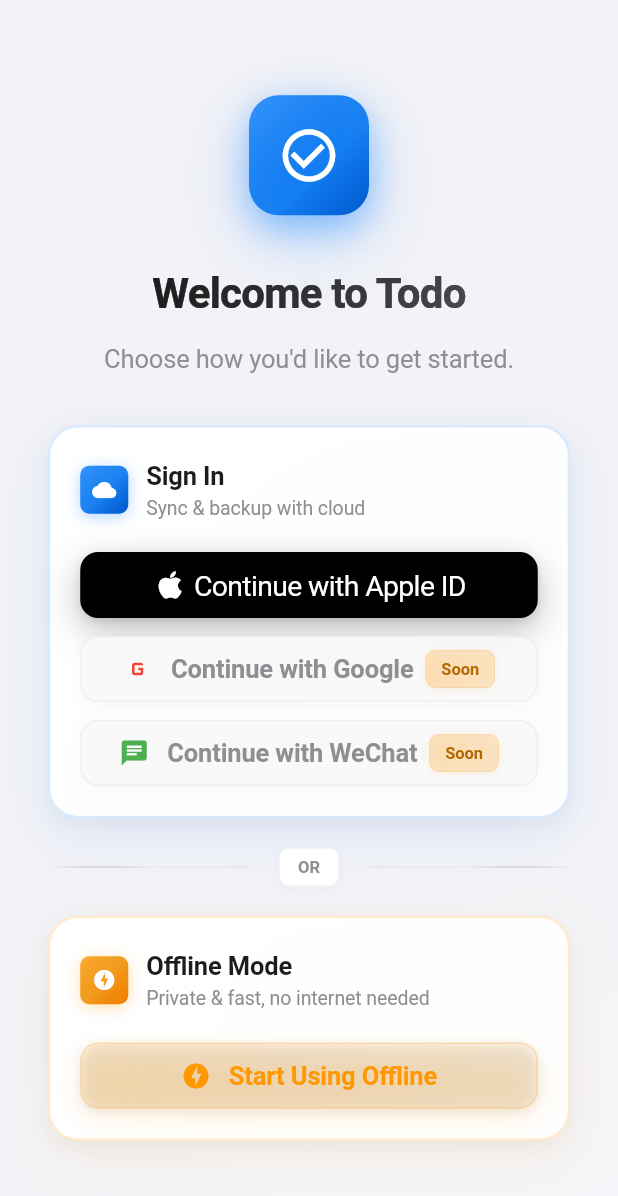
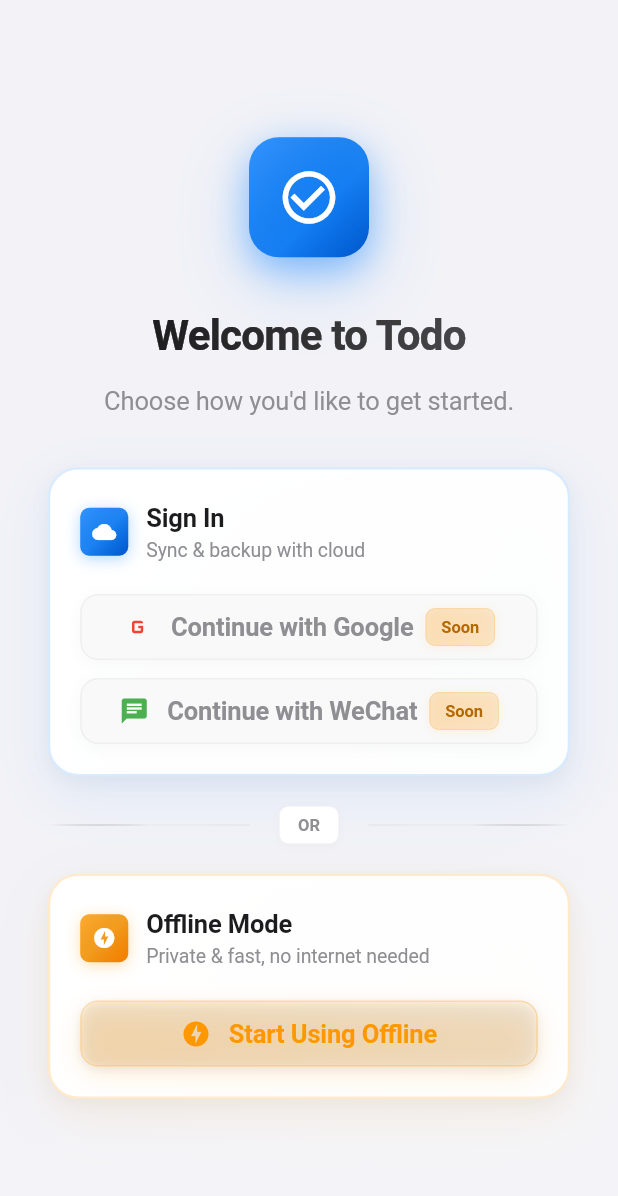
Before and after one commit to JaysonAlbert/todo, a Flutter app: the screen it shows after launch, on a phone screen of 412 x 824 dp. Shown: the top 1196 px of the screen. Run offline on Flutter 3.47's test engine with Material 3 defaults, Android fonts, the phone set to English and light mode, and no system bars; drawn by our look-alikes of sign_in_with_apple; our stand-ins replace connectivity_plus, dio, flutter_secure_storage, shared_preferences, web.

Commit message:
hide apple login on windows platform

```diff
--- a/frontend/lib/screens/login_screen.dart
+++ b/frontend/lib/screens/login_screen.dart
@@ -275,11 +275,27 @@ class _LoginScreenState extends State<LoginScreen> {
             // Login Buttons
             Column(
               children: [
-                // Apple Sign-In Button
-                _buildAppleSignInButton(context, authProvider),
+                // Apple Sign-In Button - only show on supported platforms
+                Consumer<AuthProvider>(
+                  builder: (context, authProvider, child) {
+                    // Check if Apple Sign-In is supported on this platform
+                    final isAppleSignInSupported =
+                        authProvider.authService.isAppleSignInSupported;
+
+                    if (!isAppleSignInSupported) {
+                      return const SizedBox.shrink(); // Hide on unsupported platforms
+                    }
+
+                    return Column(
+                      children: [
+                        _buildAppleSignInButton(context, authProvider),
+                        const SizedBox(height: AppSizes.paddingS),
+                      ],
+                    );
+                  },
+                ),
 
                 // Future login methods placeholder
-                const SizedBox(height: AppSizes.paddingS),
                 _buildComingSoonButton(
                   'Continue with Google',
                   Icons.g_mobiledata,
--- a/frontend/lib/services/auth_service.dart
+++ b/frontend/lib/services/auth_service.dart
@@ -1,4 +1,5 @@
 import 'dart:convert';
+import 'dart:io' show Platform;
 import 'package:dio/dio.dart';
 import 'package:flutter/foundation.dart';
 import 'package:flutter_secure_storage/flutter_secure_storage.dart';
@@ -97,8 +98,34 @@ class AuthService {
 
   // Apple Sign-In Methods
 
+  /// Check if Apple Sign-In is supported on the current platform
+  bool get isAppleSignInSupported {
+    if (kIsWeb) {
+      return true; // Web is supported with proper configuration
+    }
+
+    // Apple Sign-In is only supported on iOS and macOS
+    if (!kIsWeb) {
+      try {
+        return Platform.isIOS || Platform.isMacOS;
+      } catch (e) {
+        // If Platform check fails, assume unsupported
+        return false;
+      }
+    }
+
+    return false;
+  }
+
   Future<LoginResult> signInWithApple() async {
     try {
+      // First check if Apple Sign-In is supported on this platform
+      if (!isAppleSignInSupported) {
+        return LoginResult.failure(
+          'Apple Sign-In is not supported on this platform. Please use offline mode or try a different device.',
+        );
+      }
+
       // Check if Apple Sign-In is available
       if (!await SignInWithApple.isAvailable()) {
         return LoginResult.failure(
@@ -170,6 +197,13 @@ class AuthService {
       }
     } catch (e) {
       debugPrint('Apple Sign-In error: $e');
+
+      // Handle platform-specific errors
+      if (e.toString().contains('MissingPluginException')) {
+        return LoginResult.failure(
+          'Apple Sign-In is not supported on this platform. Please use offline mode or try a different device.',
+        );
+      }
 
       // Check if user canceled the sign-in
       final errorString = e.toString();
```
